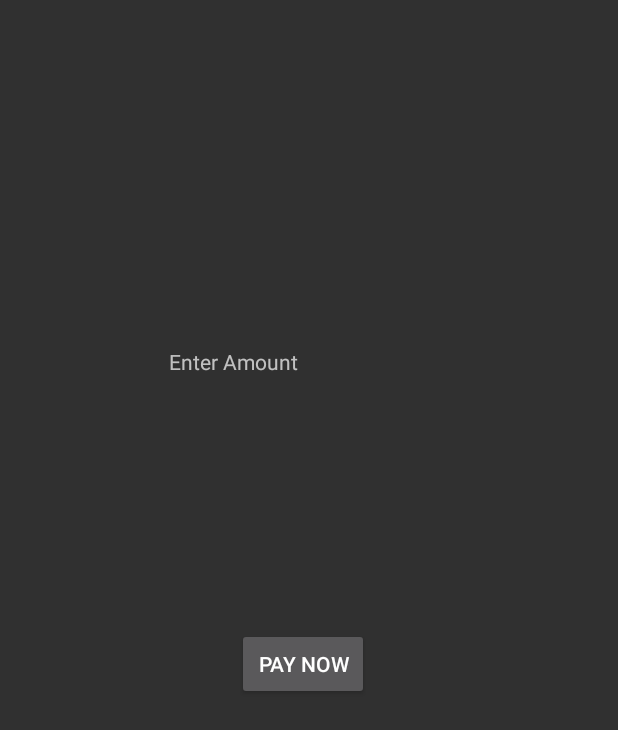
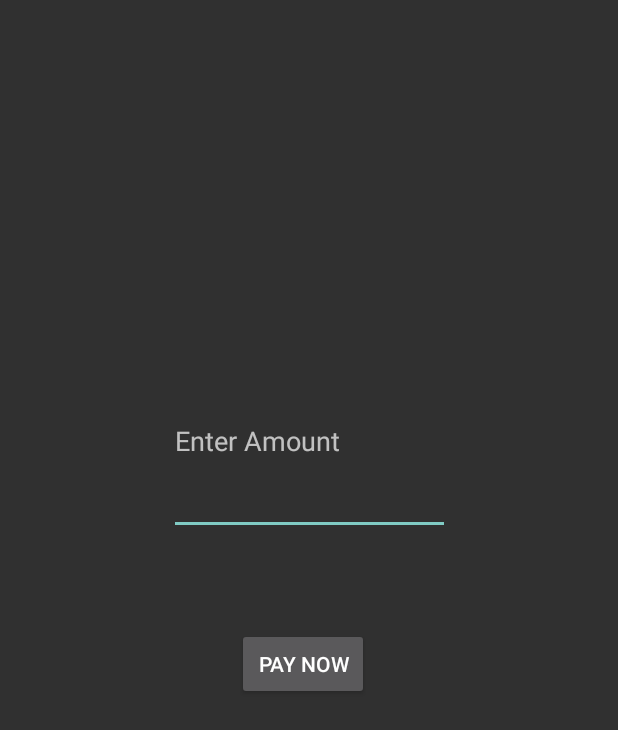
Before and after one commit to RoyiJourno/RaceBet---Android-Studio, an Android app: the PaypalPage screen opened directly, with no data from a screen before it, on a phone screen of 412 x 824 dp. Shown: the top 730 px of the screen. Run offline under Robolectric (Android 15) with nearby library versions, the phone set to English and light mode, and no system bars; libraries missing offline, so code that uses them is left out: com.paypal.android; 3 statements that could not run were skipped.

Commit message:
PAYPAL finally DONE (:

```diff
--- a/app/src/main/java/com/example/royi/racebet/CreateGroupPage.java
+++ b/app/src/main/java/com/example/royi/racebet/CreateGroupPage.java
@@ -55,7 +55,7 @@ public class CreateGroupPage extends AppCompatActivity {
                 {
                     Toast.makeText(CreateGroupPage.this,"NOT VALID phone number",Toast.LENGTH_LONG).show();
                 }
-                // ** neet to:insert data to firebase + declares successful
+                // ** neet to:insert data to sql + declares successful
 
                 Toast.makeText(CreateGroupPage.this,"Member joined!:)",Toast.LENGTH_LONG).show();
 
--- a/app/src/main/java/com/example/royi/racebet/PaypalPage.java
+++ b/app/src/main/java/com/example/royi/racebet/PaypalPage.java
@@ -31,7 +31,7 @@ public class PaypalPage extends AppCompatActivity {
 
 
     Button btnPayNow;
-    TextView edtAmount;
+    EditText edtAmount;
 
     String amount="";
 
@@ -53,7 +53,7 @@ public class PaypalPage extends AppCompatActivity {
         startService(intent);
 
         btnPayNow=(Button)findViewById(R.id.btnPayNow);
-        edtAmount=(TextView) findViewById(R.id.edtAmount);
+        edtAmount=(EditText) findViewById(R.id.edtAmount);
 
         btnPayNow.setOnClickListener(new View.OnClickListener(){
             @Override
--- a/app/src/main/res/layout/activity_paypal_page.xml
+++ b/app/src/main/res/layout/activity_paypal_page.xml
@@ -7,7 +7,7 @@
     tools:context=".PaypalPage">
 
 
-    <TextView
+    <EditText
         android:id="@+id/edtAmount"
         android:layout_width="187dp"
         android:layout_height="0dp"
```
